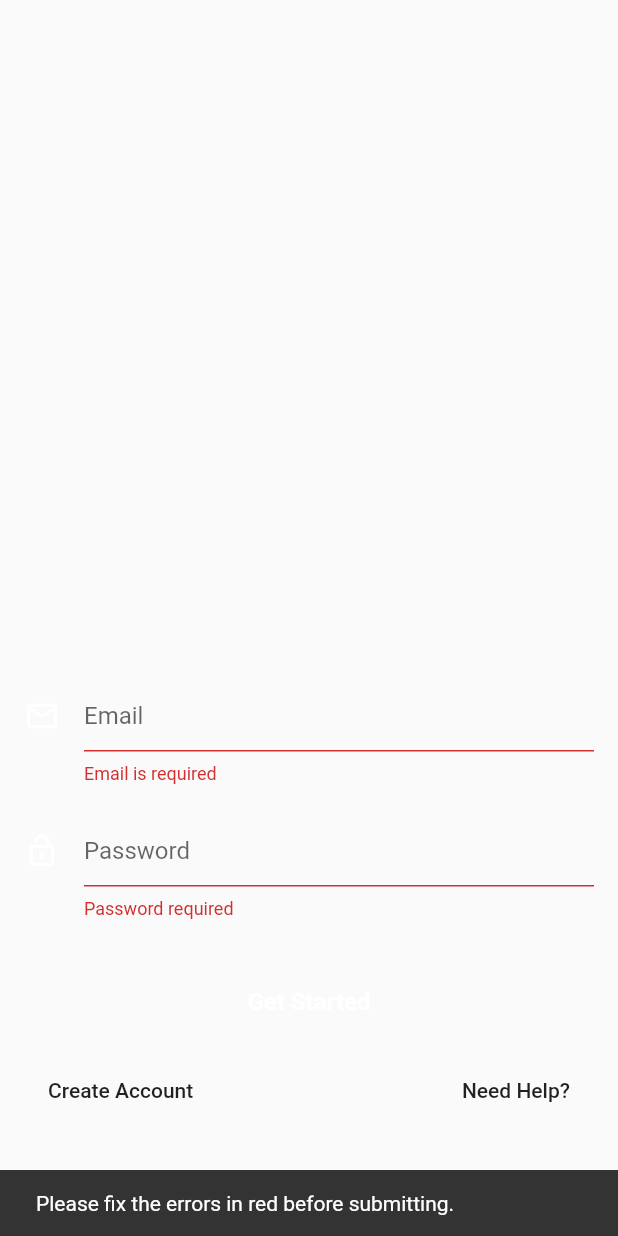
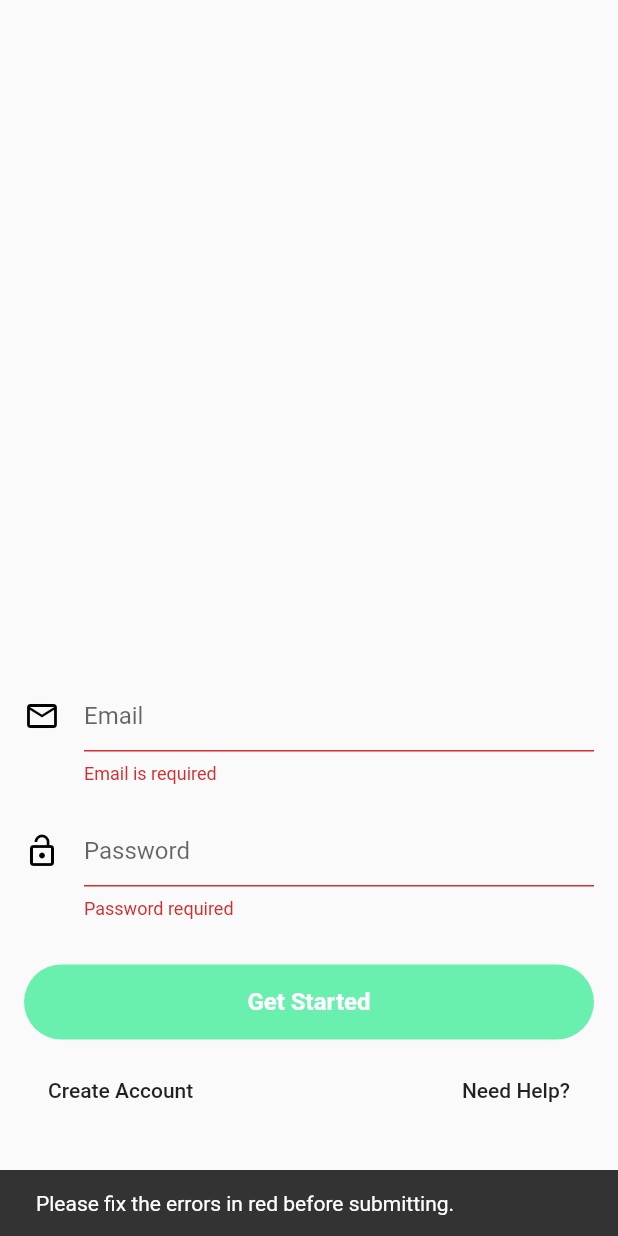
Before and after one commit to BogdanSorbun/sign_in, a Flutter app: the screen it shows after launch, scrolled down 32 dp, after a tap on "Get Started", on a phone screen of 412 x 824 dp. Run offline on Flutter 3.47's test engine with Material 2 defaults, Android fonts, the phone set to English and light mode, and no system bars; our stand-ins replace firebase_auth; accounts and stored records are empty.

Commit message:
Update login_page.dart

```diff
--- a/lib/login_page.dart
+++ b/lib/login_page.dart
@@ -21,11 +21,14 @@ class LoginScreen extends StatefulWidget {
 }
 
 class LoginScreenState extends State<LoginScreen> {
+
   final GlobalKey<FormState> formKey = new GlobalKey<FormState>();
   final GlobalKey<ScaffoldState> _scaffoldKey = new GlobalKey<ScaffoldState>();
   ScrollController scrollController = new ScrollController();
-  bool autovalidate = false;
+  bool _autoValidate = false;
   Validations validations = new Validations();
+  UserData user = new UserData();
+  UserAuth userAuth = new UserAuth();
 
   String _email;
   String _password;
@@ -36,9 +39,7 @@ class LoginScreenState extends State<LoginScreen> {
 //  not sure what this is
   BuildContext context;
 
-  UserData user = new UserData();
-  UserAuth userAuth = new UserAuth();
-
+//figure out what in the world we are going to do with this
   _onPressed() {
     print("button clicked");
   }
@@ -54,30 +55,40 @@ class LoginScreenState extends State<LoginScreen> {
 
   void _handleSubmitted() async {
     final FormState form = formKey.currentState;
+
     setState(() {
       _errorMessage = "";
       _isLoading = true;
     });
+
     if (!form.validate()) {
-      autovalidate = true; // Start validating on every change.
-      showInSnackBar('Please fix the errors in red before submitting.');
+      _autoValidate = true; // Start validating on every change.
+      String showError = "Please fix the errors in red before submitting.";
+      showInSnackBar(showError);
+
       setState(() {
-        _errorMessage = "Please fix the errors in red before submitting.";
+        _errorMessage = showError;
         _isLoading = false;
       });
+
     } else {
       form.save();
       userAuth.verifyUser(user).then((onValue) {
         if (onValue == "login Successful") {
+
           setState(() {
             _isLoading = false;
           });
+
           Navigator.pushNamed(context, "/HomePage");
         } else {
           showInSnackBar(onValue);
         }}).catchError((PlatformException onError) {
         showInSnackBar(onError.message);
       });
+
+//      just ignore the code below for now
+
 //      String userId = "";
 //      try {
 //        userId = await widget.auth.signIn(user);
@@ -90,6 +101,7 @@ class LoginScreenState extends State<LoginScreen> {
 //          _isLoading = false;
 //        });
 //      }
+
     }
   }
 
@@ -133,7 +145,7 @@ class LoginScreenState extends State<LoginScreen> {
                       children: <Widget>[
                         new Form(
                           key: formKey,
-                          autovalidate: autovalidate,
+                          autovalidate: _autoValidate,
                           child: new Column(
                             children: <Widget>[
                               new InputField(
@@ -143,7 +155,7 @@ class LoginScreenState extends State<LoginScreen> {
 //                                  textStyle: textStyle,
 //                                  textFieldColor: textFieldColor,
                                   icon: Icons.mail_outline,
-                                  iconColor: Colors.white,
+                                  iconColor: Colors.black,
                                   bottomMargin: 20.0,
                                   validateFunction: validations.validateEmail,
                                   onSaved: (String email) {
@@ -157,7 +169,7 @@ class LoginScreenState extends State<LoginScreen> {
 //                                  textStyle: textStyle,
 //                                  textFieldColor: textFieldColor,
                                   icon: Icons.lock_open,
-                                  iconColor: Colors.white,
+                                  iconColor: Colors.black,
                                   bottomMargin: 30.0,
                                   validateFunction:
                                   validations.validatePassword,
@@ -172,7 +184,7 @@ class LoginScreenState extends State<LoginScreen> {
                                 height: 50.0,
                                 bottomMargin: 10.0,
                                 borderWidth: 0.0,
-//                                buttonColor: primaryColor,
+                                buttonColor: Colors.greenAccent,
                               ),
                             ],
                           ),
```
